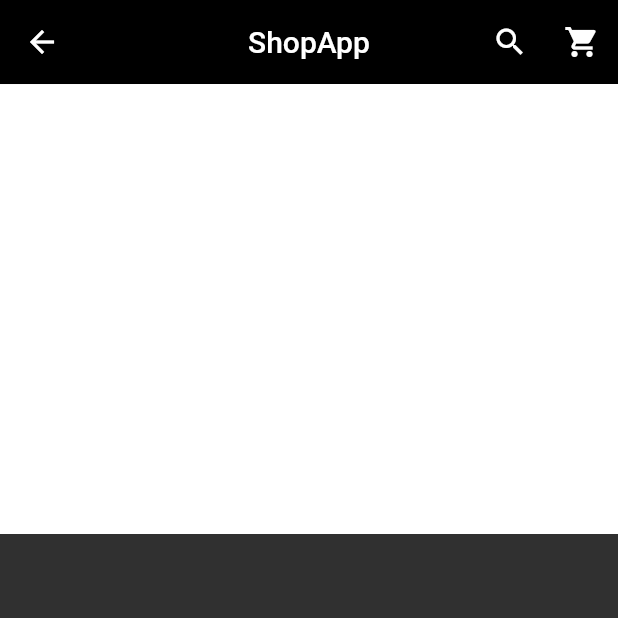
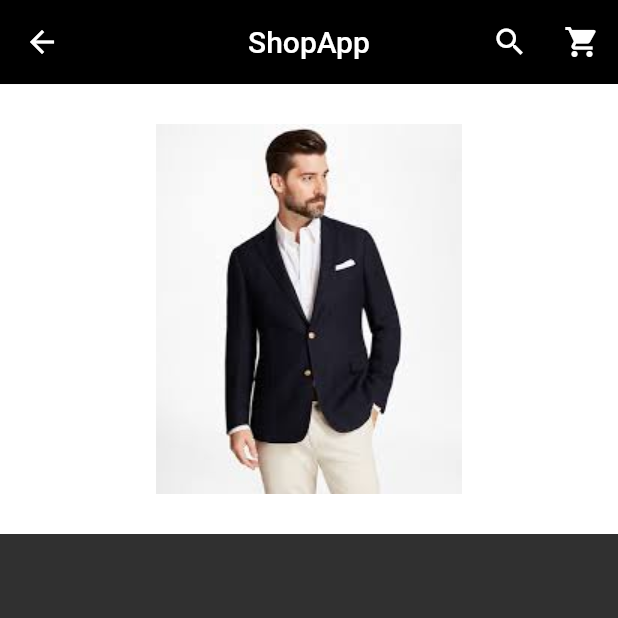
Before and after one commit to DaminduSandaruwan/E-ComApp, a Flutter app: the screen it shows after launch, after a tap on "Blazer", on a phone screen of 412 x 824 dp, the top half of it. Run offline on Flutter 3.47's test engine with Material 2 defaults, Android fonts, the phone set to English and light mode, and no system bars; our stand-ins replace carousel_pro.

```diff
--- a/lib/components/gridview_products.dart
+++ b/lib/components/gridview_products.dart
@@ -60,7 +60,7 @@ class SingleProducts extends StatelessWidget {
   final prod_old_price;
   final prod_price;
 
-  const SingleProducts({this.prod_name, this.prod_picture, this.prod_old_price, this.prod_price});
+  SingleProducts({this.prod_name, this.prod_picture, this.prod_old_price, this.prod_price});
 
 
   @override
@@ -77,7 +77,7 @@ class SingleProducts extends StatelessWidget {
                     product_details_name: prod_name,
                     product_details_new_price: prod_price,
                     product_details_old_price: prod_old_price,
-                    product_details_picture: prod_price,
+                    product_details_picture: prod_picture,
                   ),
                 ),
               );
--- a/lib/pages/product_details.dart
+++ b/lib/pages/product_details.dart
@@ -42,7 +42,12 @@ class _ProductDetailsState extends State<ProductDetails> {
         children: <Widget>[
           Container(
             height: 300,
-            color: Colors.white,
+            child: GridTile(
+              child: Container(
+                color: Colors.white,
+                child: Image.asset(widget.product_details_picture),
+              ),
+            ),
           ),
         ],
       ),
```
